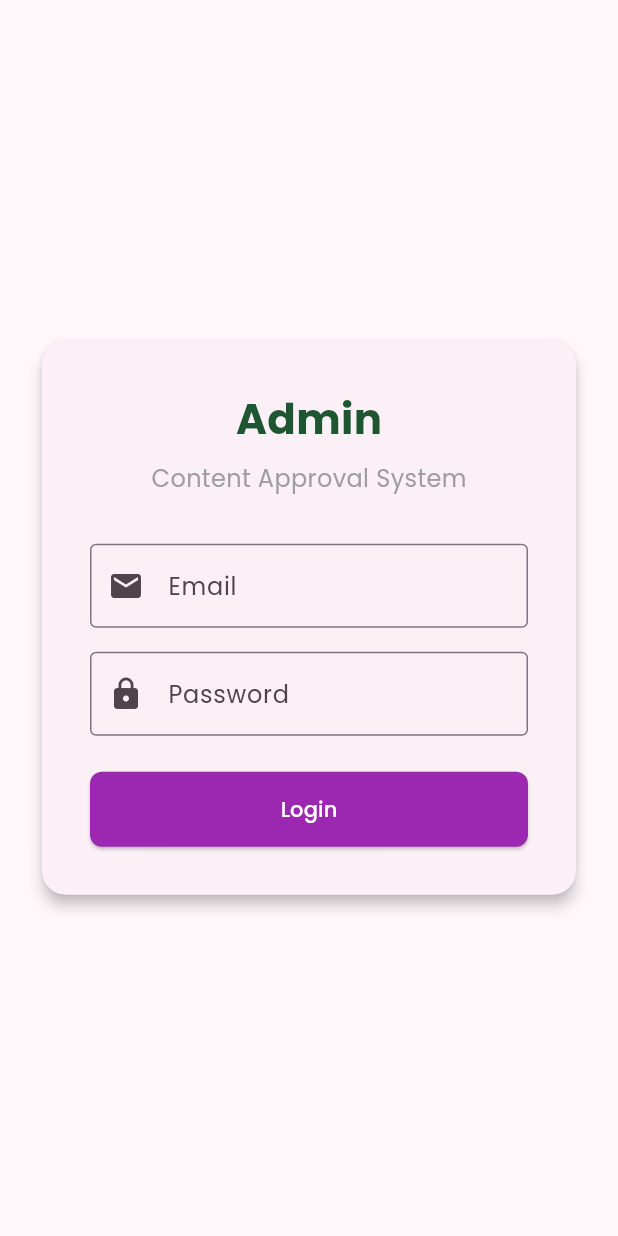
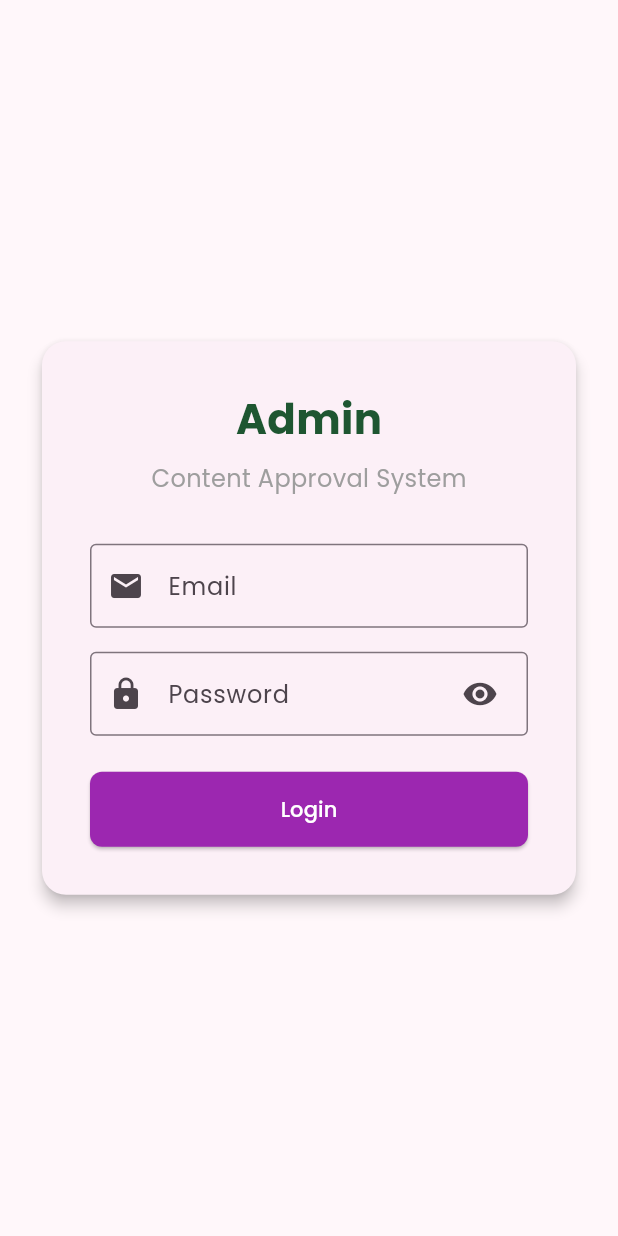
Before and after one commit to Agamudayarcommunity/agamudayar_admin, a Flutter app: the screen it shows after launch, on a phone screen of 412 x 824 dp. Run offline on Flutter 3.47's test engine with Material 3 defaults, Android fonts, the phone set to English and light mode, and no system bars; our stand-ins replace equatable, file_picker, firebase_core, flutter_bloc, go_router, google_fonts and 1 more; accounts and stored records are empty.

Commit message:
feat(auth): add toggle visibility for password field
Add eye icon button to toggle password visibility in login screen. This improves UX by allowing users to verify their input.

```diff
--- a/lib/features/auth/screens/login_screen.dart
+++ b/lib/features/auth/screens/login_screen.dart
@@ -16,6 +16,7 @@ class _LoginScreenState extends State<LoginScreen> {
   final _formKey = GlobalKey<FormState>();
   final _emailController = TextEditingController();
   final _passwordController = TextEditingController();
+  bool _obscurePassword = true;
 
   @override
   void dispose() {
@@ -102,12 +103,27 @@ class _LoginScreenState extends State<LoginScreen> {
                         const SizedBox(height: 16),
                         TextFormField(
                           controller: _passwordController,
-                          decoration: const InputDecoration(
+                          decoration: InputDecoration(
                             labelText: 'Password',
-                            prefixIcon: Icon(Icons.lock),
-                            border: OutlineInputBorder(),
+                            prefixIcon: const Icon(Icons.lock),
+                            border: const OutlineInputBorder(),
+                            suffixIcon: Padding(
+                              padding: const EdgeInsets.only(right: 8),
+                              child: IconButton(
+                                icon: Icon(
+                                  _obscurePassword ? Icons.visibility : Icons.visibility_off,
+                                ),
+                                onPressed: () {
+                                  setState(() {
+                                    _obscurePassword = !_obscurePassword;
+                                  });
+                                },
+                              ),
+                            ),
                           ),
-                          obscureText: true,
+                          obscureText: _obscurePassword,
+                          textInputAction: TextInputAction.done,
+                          onFieldSubmitted: (_) => _login(),
                           validator: (value) {
                             if (value == null || value.isEmpty) {
                               return 'Please enter your password';
```
